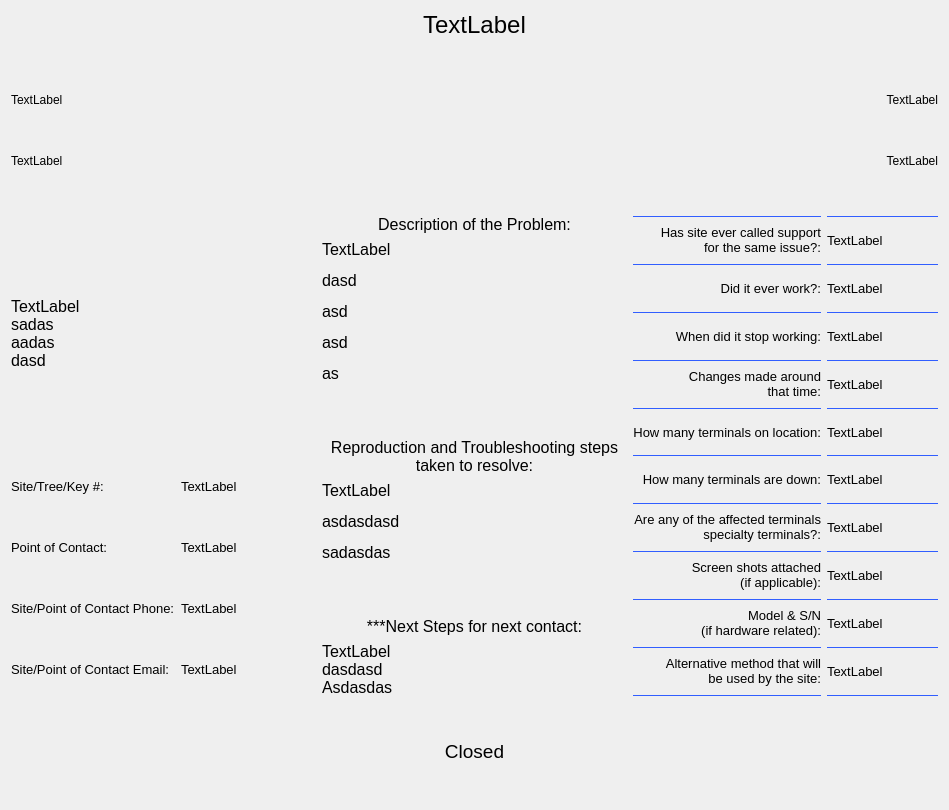
Old version of the form gui_selektovani.ui in the repository Sasa993/Agent-Tool.
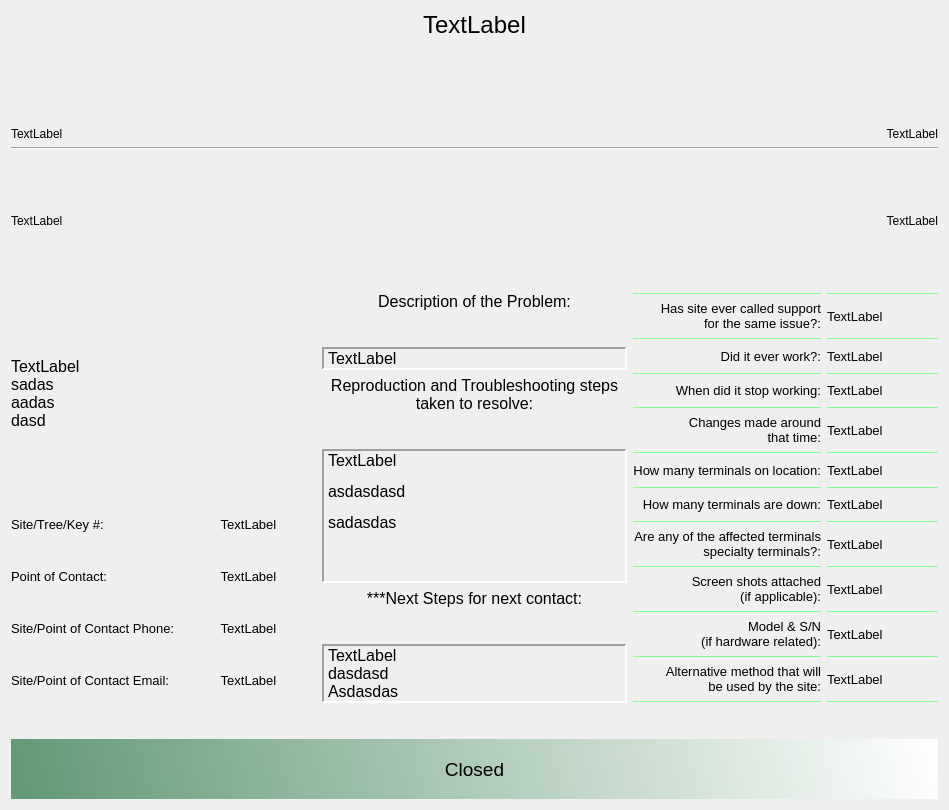
New version of the form.

```diff
--- a/gui_selektovani.ui
+++ b/gui_selektovani.ui
@@ -14,287 +14,7 @@
    <string>Form</string>
   </property>
   <layout class="QGridLayout" name="gridLayout_3">
-   <item row="0" column="0" colspan="3">
-    <layout class="QHBoxLayout" name="horizontalLayout_3">
-     <item>
-      <widget class="QLabel" name="labelVrijeme">
-       <property name="text">
-        <string>TextLabel</string>
-       </property>
-       <property name="alignment">
-        <set>Qt::AlignBottom|Qt::AlignLeading|Qt::AlignLeft</set>
-       </property>
-      </widget>
-     </item>
-     <item>
-      <widget class="QLabel" name="labelIncidentNumber">
-       <property name="font">
-        <font>
-         <pointsize>18</pointsize>
-        </font>
-       </property>
-       <property name="text">
-        <string>TextLabel</string>
-       </property>
-       <property name="alignment">
-        <set>Qt::AlignHCenter|Qt::AlignTop</set>
-       </property>
-      </widget>
-     </item>
-     <item>
-      <widget class="QLabel" name="labelDatum">
-       <property name="text">
-        <string>TextLabel</string>
-       </property>
-       <property name="alignment">
-        <set>Qt::AlignBottom|Qt::AlignRight|Qt::AlignTrailing</set>
-       </property>
-      </widget>
-     </item>
-    </layout>
-   </item>
-   <item row="2" column="0">
-    <layout class="QHBoxLayout" name="horizontalLayout_5">
-     <item>
-      <widget class="QLabel" name="labelVersions">
-       <property name="font">
-        <font>
-         <pointsize>12</pointsize>
-        </font>
-       </property>
-       <property name="text">
-        <string>&lt;html&gt;&lt;head/&gt;&lt;body&gt;&lt;p&gt;TextLabel&lt;br/&gt;sadas&lt;br/&gt;aadas&lt;br/&gt;dasd&lt;/p&gt;&lt;/body&gt;&lt;/html&gt;</string>
-       </property>
-      </widget>
-     </item>
-    </layout>
-   </item>
-   <item row="2" column="1" rowspan="2">
-    <layout class="QVBoxLayout" name="verticalLayout_4">
-     <item>
-      <widget class="QLabel" name="label_14">
-       <property name="font">
-        <font>
-         <pointsize>12</pointsize>
-        </font>
-       </property>
-       <property name="text">
-        <string>Description of the Problem:</string>
-       </property>
-       <property name="alignment">
-        <set>Qt::AlignCenter</set>
-       </property>
-      </widget>
-     </item>
-     <item>
-      <widget class="QLabel" name="labelDescription">
-       <property name="font">
-        <font>
-         <pointsize>12</pointsize>
-        </font>
-       </property>
-       <property name="text">
-        <string>&lt;html&gt;&lt;head/&gt;&lt;body&gt;&lt;p&gt;TextLabel&lt;/p&gt;&lt;p&gt;dasd&lt;/p&gt;&lt;p&gt;asd&lt;/p&gt;&lt;p&gt;asd&lt;/p&gt;&lt;p&gt;as&lt;/p&gt;&lt;p&gt;&lt;br/&gt;&lt;/p&gt;&lt;/body&gt;&lt;/html&gt;</string>
-       </property>
-      </widget>
-     </item>
-     <item>
-      <widget class="QLabel" name="label123">
-       <property name="font">
-        <font>
-         <pointsize>12</pointsize>
-        </font>
-       </property>
-       <property name="text">
-        <string>&lt;html&gt;&lt;head/&gt;&lt;body&gt;&lt;p&gt;Reproduction and Troubleshooting steps&lt;br/&gt;taken to resolve:&lt;/p&gt;&lt;/body&gt;&lt;/html&gt;</string>
-       </property>
-       <property name="alignment">
-        <set>Qt::AlignCenter</set>
-       </property>
-      </widget>
-     </item>
-     <item>
-      <widget class="QLabel" name="labelTroubleshooting">
-       <property name="font">
-        <font>
-         <pointsize>12</pointsize>
-        </font>
-       </property>
-       <property name="text">
-        <string>&lt;html&gt;&lt;head/&gt;&lt;body&gt;&lt;p&gt;TextLabel&lt;/p&gt;&lt;p&gt;asdasdasd&lt;/p&gt;&lt;p&gt;sadasdas&lt;/p&gt;&lt;p&gt;&lt;br/&gt;&lt;/p&gt;&lt;/body&gt;&lt;/html&gt;</string>
-       </property>
-      </widget>
-     </item>
-     <item>
-      <widget class="QLabel" name="labelnexttt">
-       <property name="font">
-        <font>
-         <pointsize>12</pointsize>
-        </font>
-       </property>
-       <property name="text">
-        <string>***Next Steps for next contact:</string>
-       </property>
-       <property name="alignment">
-        <set>Qt::AlignCenter</set>
-       </property>
-      </widget>
-     </item>
-     <item>
-      <widget class="QLabel" name="labelNextSteps">
-       <property name="font">
-        <font>
-         <pointsize>12</pointsize>
-        </font>
-       </property>
-       <property name="text">
-        <string>&lt;html&gt;&lt;head/&gt;&lt;body&gt;&lt;p&gt;TextLabel&lt;br/&gt;dasdasd&lt;br/&gt;Asdasdas&lt;/p&gt;&lt;/body&gt;&lt;/html&gt;</string>
-       </property>
-      </widget>
-     </item>
-    </layout>
-   </item>
-   <item row="1" column="0" colspan="3">
-    <layout class="QHBoxLayout" name="horizontalLayout_4">
-     <item>
-      <widget class="QLabel" name="labelZipCode">
-       <property name="text">
-        <string>TextLabel</string>
-       </property>
-      </widget>
-     </item>
-     <item>
-      <widget class="QLabel" name="labelSeverity">
-       <property name="text">
-        <string>TextLabel</string>
-       </property>
-       <property name="alignment">
-        <set>Qt::AlignRight|Qt::AlignTrailing|Qt::AlignVCenter</set>
-       </property>
-      </widget>
-     </item>
-    </layout>
-   </item>
-   <item row="4" column="0" colspan="3">
-    <layout class="QVBoxLayout" name="verticalLayout_6">
-     <item>
-      <widget class="QLabel" name="labelStatus">
-       <property name="font">
-        <font>
-         <pointsize>14</pointsize>
-        </font>
-       </property>
-       <property name="text">
-        <string>Closed</string>
-       </property>
-       <property name="alignment">
-        <set>Qt::AlignCenter</set>
-       </property>
-      </widget>
-     </item>
-    </layout>
-   </item>
-   <item row="3" column="0">
-    <layout class="QGridLayout" name="gridLayout">
-     <item row="0" column="0">
-      <widget class="QLabel" name="label_6">
-       <property name="font">
-        <font>
-         <pointsize>10</pointsize>
-        </font>
-       </property>
-       <property name="text">
-        <string>Site/Tree/Key #:</string>
-       </property>
-      </widget>
-     </item>
-     <item row="2" column="1">
-      <widget class="QLabel" name="labelContactPhone">
-       <property name="font">
-        <font>
-         <pointsize>10</pointsize>
-        </font>
-       </property>
-       <property name="text">
-        <string>TextLabel</string>
-       </property>
-      </widget>
-     </item>
-     <item row="0" column="1">
-      <widget class="QLabel" name="labelSiteKey">
-       <property name="font">
-        <font>
-         <pointsize>10</pointsize>
-        </font>
-       </property>
-       <property name="text">
-        <string>TextLabel</string>
-       </property>
-      </widget>
-     </item>
-     <item row="1" column="0">
-      <widget class="QLabel" name="label_8">
-       <property name="font">
-        <font>
-         <pointsize>10</pointsize>
-        </font>
-       </property>
-       <property name="text">
-        <string>Point of Contact:</string>
-       </property>
-      </widget>
-     </item>
-     <item row="1" column="1">
-      <widget class="QLabel" name="labelNameLastName">
-       <property name="font">
-        <font>
-         <pointsize>10</pointsize>
-        </font>
-       </property>
-       <property name="text">
-        <string>TextLabel</string>
-       </property>
-      </widget>
-     </item>
-     <item row="2" column="0">
-      <widget class="QLabel" name="label_10">
-       <property name="font">
-        <font>
-         <pointsize>10</pointsize>
-        </font>
-       </property>
-       <property name="text">
-        <string>Site/Point of Contact Phone:</string>
-       </property>
-      </widget>
-     </item>
-     <item row="3" column="0">
-      <widget class="QLabel" name="label_12">
-       <property name="font">
-        <font>
-         <pointsize>10</pointsize>
-        </font>
-       </property>
-       <property name="text">
-        <string>Site/Point of Contact Email:</string>
-       </property>
-      </widget>
-     </item>
-     <item row="3" column="1">
-      <widget class="QLabel" name="labelContactEmail">
-       <property name="font">
-        <font>
-         <pointsize>10</pointsize>
-        </font>
-       </property>
-       <property name="text">
-        <string>TextLabel</string>
-       </property>
-      </widget>
-     </item>
-    </layout>
-   </item>
-   <item row="2" column="2" rowspan="2">
+   <item row="3" column="2" rowspan="2">
     <layout class="QGridLayout" name="gridLayout_2">
      <item row="1" column="1">
       <widget class="QLabel" name="label_20">
@@ -314,7 +34,7 @@
      <item row="6" column="2">
       <widget class="Line" name="line_3">
        <property name="styleSheet">
-        <string notr="true">color: rgb(49, 94, 255);</string>
+        <string notr="true">color: rgb(129, 255, 148);</string>
        </property>
        <property name="frameShadow">
         <enum>QFrame::Plain</enum>
@@ -327,7 +47,7 @@
      <item row="0" column="2">
       <widget class="Line" name="line_18">
        <property name="styleSheet">
-        <string notr="true">color: rgb(49, 94, 255);</string>
+        <string notr="true">color: rgb(129, 255, 148);</string>
        </property>
        <property name="frameShadow">
         <enum>QFrame::Plain</enum>
@@ -340,7 +60,7 @@
      <item row="2" column="2">
       <widget class="Line" name="line">
        <property name="styleSheet">
-        <string notr="true">color: rgb(49, 94, 255);</string>
+        <string notr="true">color: rgb(129, 255, 148);</string>
        </property>
        <property name="frameShadow">
         <enum>QFrame::Plain</enum>
@@ -353,7 +73,7 @@
      <item row="10" column="2">
       <widget class="Line" name="line_16">
        <property name="styleSheet">
-        <string notr="true">color: rgb(49, 94, 255);</string>
+        <string notr="true">color: rgb(129, 255, 148);</string>
        </property>
        <property name="frameShadow">
         <enum>QFrame::Plain</enum>
@@ -366,7 +86,7 @@
      <item row="14" column="2">
       <widget class="Line" name="line_17">
        <property name="styleSheet">
-        <string notr="true">color: rgb(49, 94, 255);</string>
+        <string notr="true">color: rgb(129, 255, 148);</string>
        </property>
        <property name="frameShadow">
         <enum>QFrame::Plain</enum>
@@ -379,7 +99,7 @@
      <item row="8" column="2">
       <widget class="Line" name="line_15">
        <property name="styleSheet">
-        <string notr="true">color: rgb(49, 94, 255);</string>
+        <string notr="true">color: rgb(129, 255, 148);</string>
        </property>
        <property name="frameShadow">
         <enum>QFrame::Plain</enum>
@@ -392,7 +112,7 @@
      <item row="4" column="2">
       <widget class="Line" name="line_2">
        <property name="styleSheet">
-        <string notr="true">color: rgb(49, 94, 255);</string>
+        <string notr="true">color: rgb(129, 255, 148);</string>
        </property>
        <property name="frameShadow">
         <enum>QFrame::Plain</enum>
@@ -405,7 +125,7 @@
      <item row="10" column="1">
       <widget class="Line" name="line_5">
        <property name="styleSheet">
-        <string notr="true">color: rgb(49, 94, 255);</string>
+        <string notr="true">color: rgb(129, 255, 148);</string>
        </property>
        <property name="frameShadow">
         <enum>QFrame::Plain</enum>
@@ -418,7 +138,7 @@
      <item row="6" column="1">
       <widget class="Line" name="line_7">
        <property name="styleSheet">
-        <string notr="true">color: rgb(49, 94, 255);</string>
+        <string notr="true">color: rgb(129, 255, 148);</string>
        </property>
        <property name="frameShadow">
         <enum>QFrame::Plain</enum>
@@ -690,7 +410,7 @@
      <item row="4" column="1">
       <widget class="Line" name="line_8">
        <property name="styleSheet">
-        <string notr="true">color: rgb(49, 94, 255);</string>
+        <string notr="true">color: rgb(129, 255, 148);</string>
        </property>
        <property name="frameShadow">
         <enum>QFrame::Plain</enum>
@@ -703,7 +423,7 @@
      <item row="2" column="1">
       <widget class="Line" name="line_9">
        <property name="styleSheet">
-        <string notr="true">color: rgb(49, 94, 255);</string>
+        <string notr="true">color: rgb(129, 255, 148);</string>
        </property>
        <property name="frameShadow">
         <enum>QFrame::Plain</enum>
@@ -716,7 +436,7 @@
      <item row="14" column="1">
       <widget class="Line" name="line_10">
        <property name="styleSheet">
-        <string notr="true">color: rgb(49, 94, 255);</string>
+        <string notr="true">color: rgb(129, 255, 148);</string>
        </property>
        <property name="frameShadow">
         <enum>QFrame::Plain</enum>
@@ -729,7 +449,7 @@
      <item row="12" column="1">
       <widget class="Line" name="line_4">
        <property name="styleSheet">
-        <string notr="true">color: rgb(49, 94, 255);</string>
+        <string notr="true">color: rgb(129, 255, 148);</string>
        </property>
        <property name="frameShadow">
         <enum>QFrame::Plain</enum>
@@ -742,7 +462,7 @@
      <item row="8" column="1">
       <widget class="Line" name="line_6">
        <property name="styleSheet">
-        <string notr="true">color: rgb(49, 94, 255);</string>
+        <string notr="true">color: rgb(129, 255, 148);</string>
        </property>
        <property name="frameShadow">
         <enum>QFrame::Plain</enum>
@@ -755,7 +475,7 @@
      <item row="0" column="1">
       <widget class="Line" name="line_13">
        <property name="styleSheet">
-        <string notr="true">color: rgb(49, 94, 255);</string>
+        <string notr="true">color: rgb(129, 255, 148);</string>
        </property>
        <property name="frameShadow">
         <enum>QFrame::Plain</enum>
@@ -768,7 +488,7 @@
      <item row="20" column="1">
       <widget class="Line" name="line_12">
        <property name="styleSheet">
-        <string notr="true">color: rgb(49, 94, 255);</string>
+        <string notr="true">color: rgb(129, 255, 148);</string>
        </property>
        <property name="frameShadow">
         <enum>QFrame::Plain</enum>
@@ -781,7 +501,7 @@
      <item row="18" column="1">
       <widget class="Line" name="line_11">
        <property name="styleSheet">
-        <string notr="true">color: rgb(49, 94, 255);</string>
+        <string notr="true">color: rgb(129, 255, 148);</string>
        </property>
        <property name="frameShadow">
         <enum>QFrame::Plain</enum>
@@ -794,7 +514,7 @@
      <item row="12" column="2">
       <widget class="Line" name="line_14">
        <property name="styleSheet">
-        <string notr="true">color: rgb(49, 94, 255);</string>
+        <string notr="true">color: rgb(129, 255, 148);</string>
        </property>
        <property name="frameShadow">
         <enum>QFrame::Plain</enum>
@@ -807,7 +527,7 @@
      <item row="16" column="1">
       <widget class="Line" name="line_19">
        <property name="styleSheet">
-        <string notr="true">color: rgb(49, 94, 255);</string>
+        <string notr="true">color: rgb(129, 255, 148);</string>
        </property>
        <property name="frameShadow">
         <enum>QFrame::Plain</enum>
@@ -820,7 +540,7 @@
      <item row="16" column="2">
       <widget class="Line" name="line_20">
        <property name="styleSheet">
-        <string notr="true">color: rgb(49, 94, 255);</string>
+        <string notr="true">color: rgb(129, 255, 148);</string>
        </property>
        <property name="frameShadow">
         <enum>QFrame::Plain</enum>
@@ -833,7 +553,7 @@
      <item row="18" column="2">
       <widget class="Line" name="line_21">
        <property name="styleSheet">
-        <string notr="true">color: rgb(49, 94, 255);</string>
+        <string notr="true">color: rgb(129, 255, 148);</string>
        </property>
        <property name="frameShadow">
         <enum>QFrame::Plain</enum>
@@ -846,7 +566,7 @@
      <item row="20" column="2">
       <widget class="Line" name="line_22">
        <property name="styleSheet">
-        <string notr="true">color: rgb(49, 94, 255);</string>
+        <string notr="true">color: rgb(129, 255, 148);</string>
        </property>
        <property name="frameShadow">
         <enum>QFrame::Plain</enum>
@@ -858,6 +578,408 @@
      </item>
     </layout>
    </item>
+   <item row="3" column="1" rowspan="2">
+    <layout class="QVBoxLayout" name="verticalLayout_4">
+     <item>
+      <widget class="QLabel" name="label_14">
+       <property name="font">
+        <font>
+         <pointsize>12</pointsize>
+        </font>
+       </property>
+       <property name="text">
+        <string>Description of the Problem:</string>
+       </property>
+       <property name="alignment">
+        <set>Qt::AlignCenter</set>
+       </property>
+      </widget>
+     </item>
+     <item>
+      <spacer name="verticalSpacer_2">
+       <property name="orientation">
+        <enum>Qt::Vertical</enum>
+       </property>
+       <property name="sizeHint" stdset="0">
+        <size>
+         <width>20</width>
+         <height>30</height>
+        </size>
+       </property>
+      </spacer>
+     </item>
+     <item>
+      <widget class="QLabel" name="labelDescription">
+       <property name="font">
+        <font>
+         <pointsize>12</pointsize>
+        </font>
+       </property>
+       <property name="frameShape">
+        <enum>QFrame::Panel</enum>
+       </property>
+       <property name="frameShadow">
+        <enum>QFrame::Sunken</enum>
+       </property>
+       <property name="lineWidth">
+        <number>2</number>
+       </property>
+       <property name="text">
+        <string>&lt;html&gt;&lt;head/&gt;&lt;body&gt;&lt;p&gt;TextLabel&lt;/p&gt;&lt;/body&gt;&lt;/html&gt;</string>
+       </property>
+      </widget>
+     </item>
+     <item>
+      <widget class="QLabel" name="label123">
+       <property name="font">
+        <font>
+         <pointsize>12</pointsize>
+        </font>
+       </property>
+       <property name="text">
+        <string>&lt;html&gt;&lt;head/&gt;&lt;body&gt;&lt;p&gt;Reproduction and Troubleshooting steps&lt;br/&gt;taken to resolve:&lt;/p&gt;&lt;/body&gt;&lt;/html&gt;</string>
+       </property>
+       <property name="alignment">
+        <set>Qt::AlignCenter</set>
+       </property>
+      </widget>
+     </item>
+     <item>
+      <spacer name="verticalSpacer">
+       <property name="orientation">
+        <enum>Qt::Vertical</enum>
+       </property>
+       <property name="sizeHint" stdset="0">
+        <size>
+         <width>20</width>
+         <height>30</height>
+        </size>
+       </property>
+      </spacer>
+     </item>
+     <item>
+      <widget class="QLabel" name="labelTroubleshooting">
+       <property name="font">
+        <font>
+         <pointsize>12</pointsize>
+        </font>
+       </property>
+       <property name="frameShape">
+        <enum>QFrame::Panel</enum>
+       </property>
+       <property name="frameShadow">
+        <enum>QFrame::Sunken</enum>
+       </property>
+       <property name="lineWidth">
+        <number>2</number>
+       </property>
+       <property name="text">
+        <string>&lt;html&gt;&lt;head/&gt;&lt;body&gt;&lt;p&gt;TextLabel&lt;/p&gt;&lt;p&gt;asdasdasd&lt;/p&gt;&lt;p&gt;sadasdas&lt;/p&gt;&lt;p&gt;&lt;br/&gt;&lt;/p&gt;&lt;/body&gt;&lt;/html&gt;</string>
+       </property>
+      </widget>
+     </item>
+     <item>
+      <widget class="QLabel" name="labelnexttt">
+       <property name="font">
+        <font>
+         <pointsize>12</pointsize>
+        </font>
+       </property>
+       <property name="text">
+        <string>***Next Steps for next contact:</string>
+       </property>
+       <property name="alignment">
+        <set>Qt::AlignCenter</set>
+       </property>
+      </widget>
+     </item>
+     <item>
+      <spacer name="verticalSpacer_3">
+       <property name="orientation">
+        <enum>Qt::Vertical</enum>
+       </property>
+       <property name="sizeHint" stdset="0">
+        <size>
+         <width>20</width>
+         <height>30</height>
+        </size>
+       </property>
+      </spacer>
+     </item>
+     <item>
+      <widget class="QLabel" name="labelNextSteps">
+       <property name="font">
+        <font>
+         <pointsize>12</pointsize>
+        </font>
+       </property>
+       <property name="frameShape">
+        <enum>QFrame::Panel</enum>
+       </property>
+       <property name="frameShadow">
+        <enum>QFrame::Sunken</enum>
+       </property>
+       <property name="lineWidth">
+        <number>2</number>
+       </property>
+       <property name="text">
+        <string>&lt;html&gt;&lt;head/&gt;&lt;body&gt;&lt;p&gt;TextLabel&lt;br/&gt;dasdasd&lt;br/&gt;Asdasdas&lt;/p&gt;&lt;/body&gt;&lt;/html&gt;</string>
+       </property>
+      </widget>
+     </item>
+    </layout>
+   </item>
+   <item row="2" column="0" colspan="3">
+    <layout class="QHBoxLayout" name="horizontalLayout_4">
+     <item>
+      <widget class="QLabel" name="labelZipCode">
+       <property name="text">
+        <string>TextLabel</string>
+       </property>
+      </widget>
+     </item>
+     <item>
+      <widget class="QLabel" name="labelSeverity">
+       <property name="text">
+        <string>TextLabel</string>
+       </property>
+       <property name="alignment">
+        <set>Qt::AlignRight|Qt::AlignTrailing|Qt::AlignVCenter</set>
+       </property>
+      </widget>
+     </item>
+    </layout>
+   </item>
+   <item row="6" column="0" colspan="3">
+    <layout class="QVBoxLayout" name="verticalLayout_6">
+     <item>
+      <widget class="QLabel" name="labelStatus">
+       <property name="sizePolicy">
+        <sizepolicy hsizetype="Preferred" vsizetype="Preferred">
+         <horstretch>0</horstretch>
+         <verstretch>0</verstretch>
+        </sizepolicy>
+       </property>
+       <property name="maximumSize">
+        <size>
+         <width>16777215</width>
+         <height>60</height>
+        </size>
+       </property>
+       <property name="font">
+        <font>
+         <pointsize>14</pointsize>
+        </font>
+       </property>
+       <property name="styleSheet">
+        <string notr="true">background-color: qlineargradient(spread:pad, x1:0, y1:0.0170455, x2:1, y2:0, stop:0 rgba(99, 153, 117, 255), stop:1 rgba(255, 255, 255, 255));</string>
+       </property>
+       <property name="frameShape">
+        <enum>QFrame::NoFrame</enum>
+       </property>
+       <property name="text">
+        <string>Closed</string>
+       </property>
+       <property name="alignment">
+        <set>Qt::AlignCenter</set>
+       </property>
+      </widget>
+     </item>
+    </layout>
+   </item>
+   <item row="4" column="0">
+    <layout class="QGridLayout" name="gridLayout">
+     <item row="0" column="0">
+      <widget class="QLabel" name="label_6">
+       <property name="font">
+        <font>
+         <pointsize>10</pointsize>
+        </font>
+       </property>
+       <property name="text">
+        <string>Site/Tree/Key #:</string>
+       </property>
+      </widget>
+     </item>
+     <item row="2" column="1">
+      <widget class="QLabel" name="labelContactPhone">
+       <property name="font">
+        <font>
+         <pointsize>10</pointsize>
+        </font>
+       </property>
+       <property name="text">
+        <string>TextLabel</string>
+       </property>
+       <property name="alignment">
+        <set>Qt::AlignCenter</set>
+       </property>
+      </widget>
+     </item>
+     <item row="0" column="1">
+      <widget class="QLabel" name="labelSiteKey">
+       <property name="font">
+        <font>
+         <pointsize>10</pointsize>
+        </font>
+       </property>
+       <property name="text">
+        <string>TextLabel</string>
+       </property>
+       <property name="alignment">
+        <set>Qt::AlignCenter</set>
+       </property>
+      </widget>
+     </item>
+     <item row="1" column="0">
+      <widget class="QLabel" name="label_8">
+       <property name="font">
+        <font>
+         <pointsize>10</pointsize>
+        </font>
+       </property>
+       <property name="text">
+        <string>Point of Contact:</string>
+       </property>
+      </widget>
+     </item>
+     <item row="1" column="1">
+      <widget class="QLabel" name="labelNameLastName">
+       <property name="font">
+        <font>
+         <pointsize>10</pointsize>
+        </font>
+       </property>
+       <property name="text">
+        <string>TextLabel</string>
+       </property>
+       <property name="alignment">
+        <set>Qt::AlignCenter</set>
+       </property>
+      </widget>
+     </item>
+     <item row="2" column="0">
+      <widget class="QLabel" name="label_10">
+       <property name="font">
+        <font>
+         <pointsize>10</pointsize>
+        </font>
+       </property>
+       <property name="text">
+        <string>Site/Point of Contact Phone:</string>
+       </property>
+      </widget>
+     </item>
+     <item row="3" column="0">
+      <widget class="QLabel" name="label_12">
+       <property name="font">
+        <font>
+         <pointsize>10</pointsize>
+        </font>
+       </property>
+       <property name="text">
+        <string>Site/Point of Contact Email:</string>
+       </property>
+      </widget>
+     </item>
+     <item row="3" column="1">
+      <widget class="QLabel" name="labelContactEmail">
+       <property name="font">
+        <font>
+         <pointsize>10</pointsize>
+        </font>
+       </property>
+       <property name="text">
+        <string>TextLabel</string>
+       </property>
+       <property name="alignment">
+        <set>Qt::AlignCenter</set>
+       </property>
+      </widget>
+     </item>
+    </layout>
+   </item>
+   <item row="0" column="0" colspan="3">
+    <layout class="QHBoxLayout" name="horizontalLayout_3">
+     <item>
+      <widget class="QLabel" name="labelVrijeme">
+       <property name="text">
+        <string>TextLabel</string>
+       </property>
+       <property name="alignment">
+        <set>Qt::AlignBottom|Qt::AlignLeading|Qt::AlignLeft</set>
+       </property>
+      </widget>
+     </item>
+     <item>
+      <widget class="QLabel" name="labelIncidentNumber">
+       <property name="font">
+        <font>
+         <pointsize>18</pointsize>
+        </font>
+       </property>
+       <property name="text">
+        <string>TextLabel</string>
+       </property>
+       <property name="alignment">
+        <set>Qt::AlignHCenter|Qt::AlignTop</set>
+       </property>
+      </widget>
+     </item>
+     <item>
+      <widget class="QLabel" name="labelDatum">
+       <property name="text">
+        <string>TextLabel</string>
+       </property>
+       <property name="alignment">
+        <set>Qt::AlignBottom|Qt::AlignRight|Qt::AlignTrailing</set>
+       </property>
+      </widget>
+     </item>
+    </layout>
+   </item>
+   <item row="3" column="0">
+    <layout class="QHBoxLayout" name="horizontalLayout_5">
+     <item>
+      <widget class="QLabel" name="labelVersions">
+       <property name="font">
+        <font>
+         <pointsize>12</pointsize>
+        </font>
+       </property>
+       <property name="text">
+        <string>&lt;html&gt;&lt;head/&gt;&lt;body&gt;&lt;p&gt;TextLabel&lt;br/&gt;sadas&lt;br/&gt;aadas&lt;br/&gt;dasd&lt;/p&gt;&lt;/body&gt;&lt;/html&gt;</string>
+       </property>
+      </widget>
+     </item>
+    </layout>
+   </item>
+   <item row="1" column="0" colspan="3">
+    <widget class="Line" name="line_23">
+     <property name="styleSheet">
+      <string notr="true">color: rgb(129, 255, 148);</string>
+     </property>
+     <property name="orientation">
+      <enum>Qt::Horizontal</enum>
+     </property>
+    </widget>
+   </item>
+   <item row="5" column="0">
+    <spacer name="verticalSpacer_4">
+     <property name="orientation">
+      <enum>Qt::Vertical</enum>
+     </property>
+     <property name="sizeType">
+      <enum>QSizePolicy::Fixed</enum>
+     </property>
+     <property name="sizeHint" stdset="0">
+      <size>
+       <width>20</width>
+       <height>30</height>
+      </size>
+     </property>
+    </spacer>
+   </item>
   </layout>
   <zorder>horizontalLayoutWidget</zorder>
   <zorder>verticalLayoutWidget</zorder>
```
Left out of the diff: 12 changed lines with no effect on the pictures.
